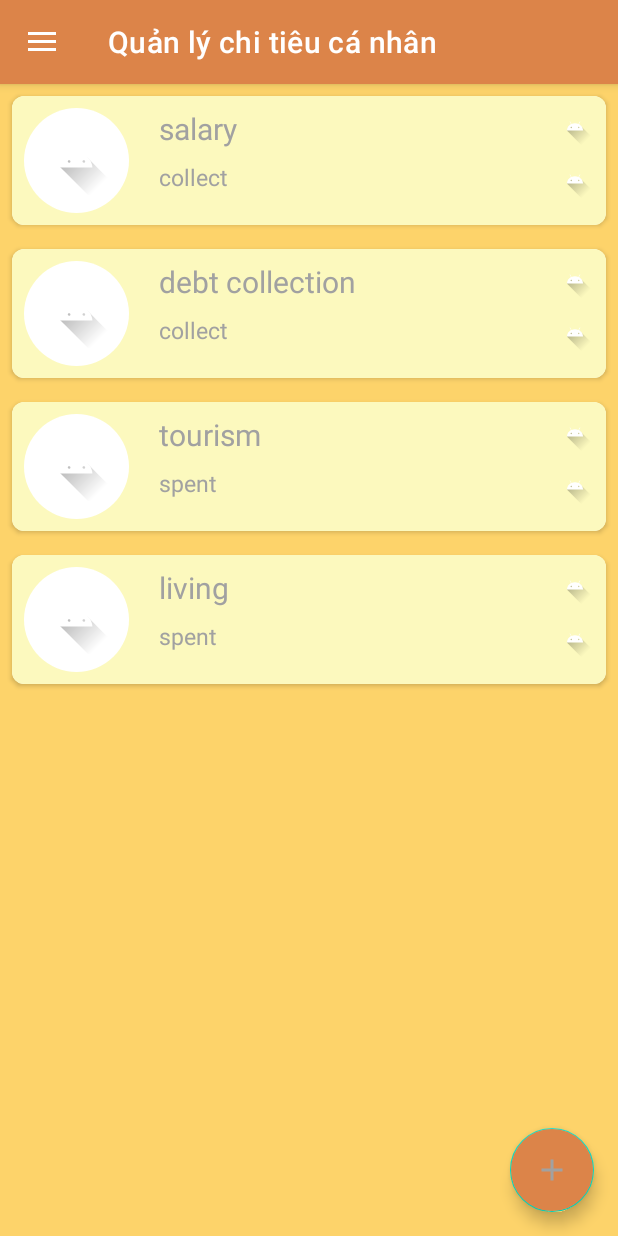
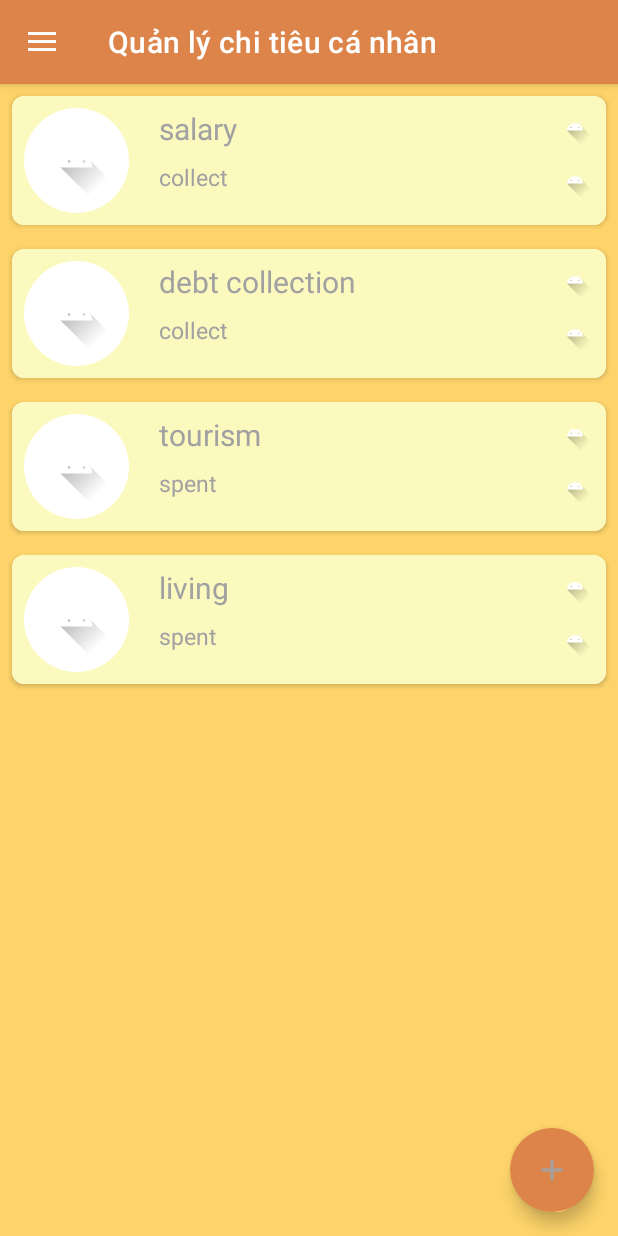
Before and after one commit to asimo1998/Andoird-App-Financial-Management, an Android app: the screen it shows after launch (MainActivity2), on a phone screen of 412 x 824 dp. Run offline under Robolectric (Android 15) with nearby library versions, the phone set to English and light mode, and no system bars; our stand-ins replace CircleImageView, navigation-ui.

Commit message:
thay đổi border của floatingbutton

```diff
--- a/app/src/main/res/layout/activity_phan_loai.xml
+++ b/app/src/main/res/layout/activity_phan_loai.xml
@@ -22,6 +22,7 @@
         android:layout_marginTop="16dp"
         android:layout_marginEnd="16dp"
         android:layout_marginBottom="16dp"
+        app:borderWidth="0dp"
         android:backgroundTint="@color/orange"
         android:src="@drawable/ic_baseline_add_24" />
 </RelativeLayout>
--- a/app/src/main/res/layout/fragment_thu.xml
+++ b/app/src/main/res/layout/fragment_thu.xml
@@ -21,6 +21,7 @@
         android:layout_marginTop="16dp"
         android:layout_marginEnd="16dp"
         android:layout_marginBottom="16dp"
+        app:borderWidth="0dp"
         android:backgroundTint="@color/orange"
         android:src="@drawable/ic_baseline_add_24" />
 </RelativeLayout>
```
